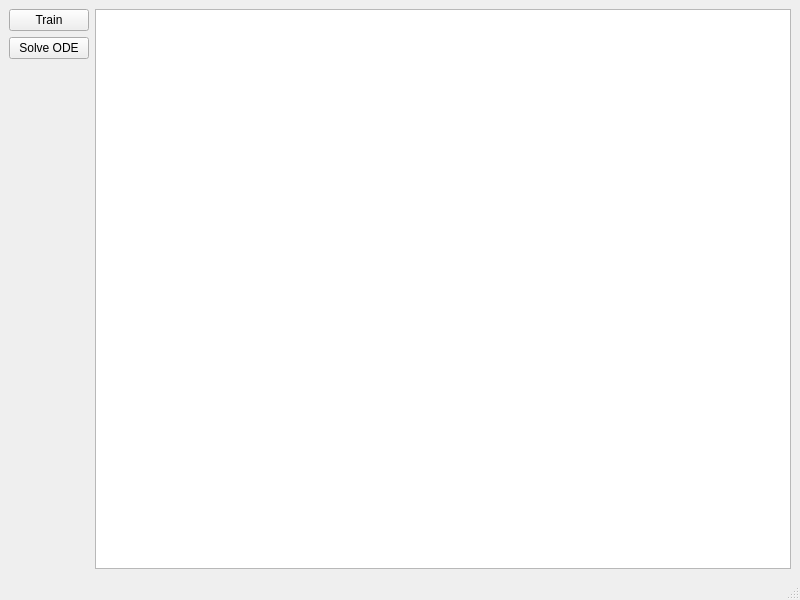
First picture: the form in QAnn/mainwindow.ui, repository ArashMassoudieh/ANNplusplus, before the edit.
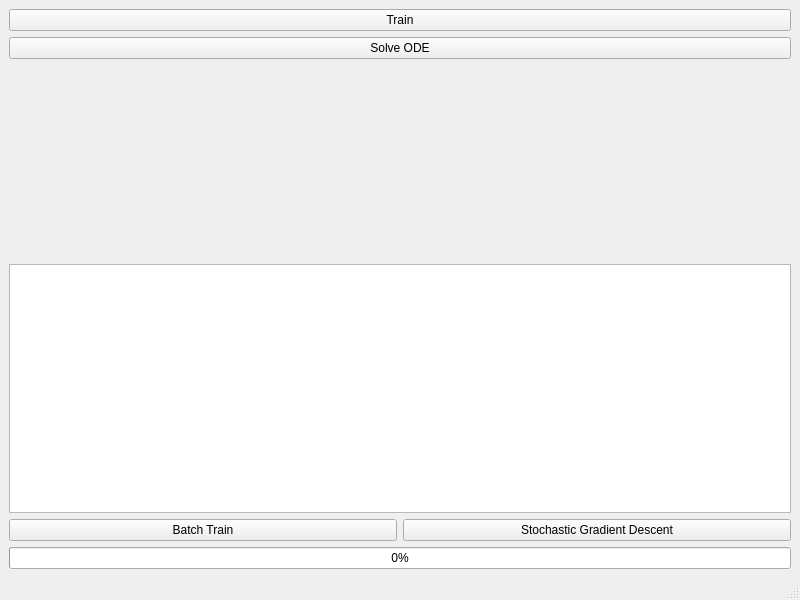
Second picture: the form after the edit.

Patch:
```diff
--- a/QAnn/mainwindow.ui
+++ b/QAnn/mainwindow.ui
@@ -14,7 +14,7 @@
    <string>MainWindow</string>
   </property>
   <widget class="QWidget" name="centralwidget">
-   <layout class="QHBoxLayout" name="horizontalLayout">
+   <layout class="QVBoxLayout" name="verticalLayout">
     <item>
      <layout class="QVBoxLayout" name="verticalLayout">
       <item>
@@ -49,6 +49,31 @@
     <item>
      <widget class="QTextBrowser" name="textBrowser"/>
     </item>
+    <item>
+     <layout class="QHBoxLayout" name="horizontalLayout">
+      <item>
+       <widget class="QPushButton" name="BatchTrain">
+        <property name="text">
+         <string>Batch Train</string>
+        </property>
+       </widget>
+      </item>
+      <item>
+       <widget class="QPushButton" name="stochastic_gradient_descent">
+        <property name="text">
+         <string>Stochastic Gradient Descent</string>
+        </property>
+       </widget>
+      </item>
+     </layout>
+    </item>
+    <item>
+     <widget class="QProgressBar" name="progressBar">
+      <property name="value">
+       <number>0</number>
+      </property>
+     </widget>
+    </item>
    </layout>
   </widget>
   <widget class="QMenuBar" name="menubar">
```
